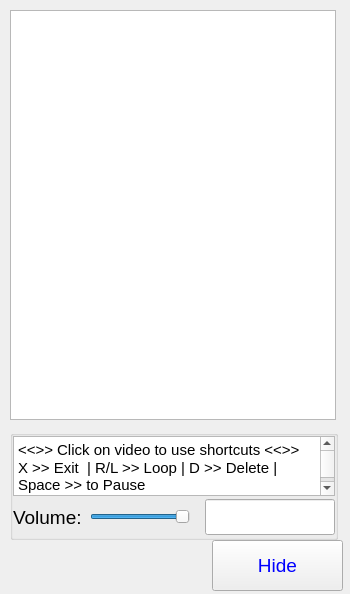
futuregainz/iPlayMovie, file playlistitems.ui: the form before one commit.
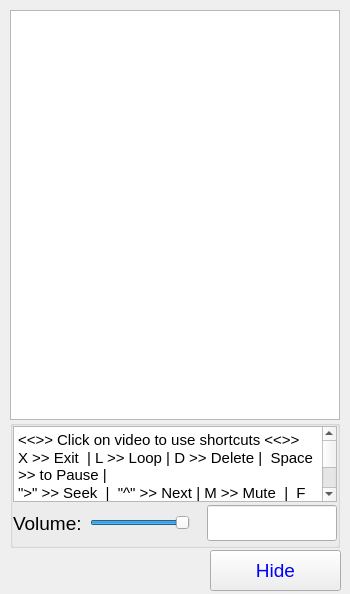
The form after the commit.

Diff of the .ui file:
```diff
--- a/playlistitems.ui
+++ b/playlistitems.ui
@@ -51,7 +51,7 @@
     <rect>
      <x>10</x>
      <y>10</y>
-     <width>326</width>
+     <width>330</width>
      <height>410</height>
     </rect>
    </property>
@@ -63,13 +63,13 @@
    </property>
    <property name="minimumSize">
     <size>
-     <width>326</width>
+     <width>330</width>
      <height>410</height>
     </size>
    </property>
    <property name="maximumSize">
     <size>
-     <width>326</width>
+     <width>330</width>
      <height>410</height>
     </size>
    </property>
@@ -116,21 +116,21 @@
    <property name="geometry">
     <rect>
      <x>10</x>
-     <y>430</y>
-     <width>328</width>
-     <height>110</height>
+     <y>420</y>
+     <width>330</width>
+     <height>128</height>
     </rect>
    </property>
    <property name="minimumSize">
     <size>
-     <width>328</width>
-     <height>110</height>
+     <width>330</width>
+     <height>128</height>
     </size>
    </property>
    <property name="maximumSize">
     <size>
-     <width>328</width>
-     <height>110</height>
+     <width>330</width>
+     <height>128</height>
     </size>
    </property>
    <property name="title">
@@ -169,13 +169,13 @@
       <property name="minimumSize">
        <size>
         <width>0</width>
-        <height>60</height>
+        <height>76</height>
        </size>
       </property>
       <property name="maximumSize">
        <size>
         <width>16777215</width>
-        <height>60</height>
+        <height>76</height>
        </size>
       </property>
       <property name="readOnly">
@@ -187,8 +187,9 @@
 p, li { white-space: pre-wrap; }
 &lt;/style&gt;&lt;/head&gt;&lt;body style=&quot; font-family:'Arial'; font-size:14pt; font-weight:400; font-style:normal;&quot;&gt;
 &lt;p style=&quot; margin-top:0px; margin-bottom:0px; margin-left:0px; margin-right:0px; -qt-block-indent:0; text-indent:0px;&quot;&gt;&lt;span style=&quot; font-size:11pt;&quot;&gt;&amp;lt;&amp;lt;&amp;gt;&amp;gt; Click on video to use shortcuts &amp;lt;&amp;lt;&amp;gt;&amp;gt;&lt;/span&gt;&lt;/p&gt;
-&lt;p style=&quot; margin-top:0px; margin-bottom:0px; margin-left:0px; margin-right:0px; -qt-block-indent:0; text-indent:0px;&quot;&gt;&lt;span style=&quot; font-size:11pt;&quot;&gt;X &amp;gt;&amp;gt; Exit  | R/L &amp;gt;&amp;gt; Loop | D &amp;gt;&amp;gt; Delete |  Space &amp;gt;&amp;gt; to Pause&lt;/span&gt;&lt;/p&gt;
+&lt;p style=&quot; margin-top:0px; margin-bottom:0px; margin-left:0px; margin-right:0px; -qt-block-indent:0; text-indent:0px;&quot;&gt;&lt;span style=&quot; font-size:11pt;&quot;&gt;X &amp;gt;&amp;gt; Exit  | L &amp;gt;&amp;gt; Loop | D &amp;gt;&amp;gt; Delete |  Space &amp;gt;&amp;gt; to Pause |&lt;/span&gt;&lt;/p&gt;
 &lt;p style=&quot; margin-top:0px; margin-bottom:0px; margin-left:0px; margin-right:0px; -qt-block-indent:0; text-indent:0px;&quot;&gt;&lt;span style=&quot; font-size:11pt;&quot;&gt;&amp;quot;&amp;gt;&amp;quot; &amp;gt;&amp;gt; Seek  |  &amp;quot;^&amp;quot; &amp;gt;&amp;gt; Next | M &amp;gt;&amp;gt; Mute  |  F &amp;gt;&amp;gt; FullScreen |&lt;/span&gt;&lt;/p&gt;
+&lt;p style=&quot; margin-top:0px; margin-bottom:0px; margin-left:0px; margin-right:0px; -qt-block-indent:0; text-indent:0px;&quot;&gt;&lt;span style=&quot; font-size:11pt;&quot;&gt;R &amp;gt;&amp;gt; Restart Video |&lt;/span&gt;&lt;/p&gt;
 &lt;p style=&quot;-qt-paragraph-type:empty; margin-top:0px; margin-bottom:0px; margin-left:0px; margin-right:0px; -qt-block-indent:0; text-indent:0px; font-size:11pt;&quot;&gt;&lt;br /&gt;&lt;/p&gt;&lt;/body&gt;&lt;/html&gt;</string>
       </property>
      </widget>
@@ -303,10 +304,10 @@
   <widget class="QPushButton" name="hide_Button">
    <property name="geometry">
     <rect>
-     <x>212</x>
-     <y>540</y>
+     <x>210</x>
+     <y>550</y>
      <width>131</width>
-     <height>51</height>
+     <height>41</height>
     </rect>
    </property>
    <property name="styleSheet">
```
